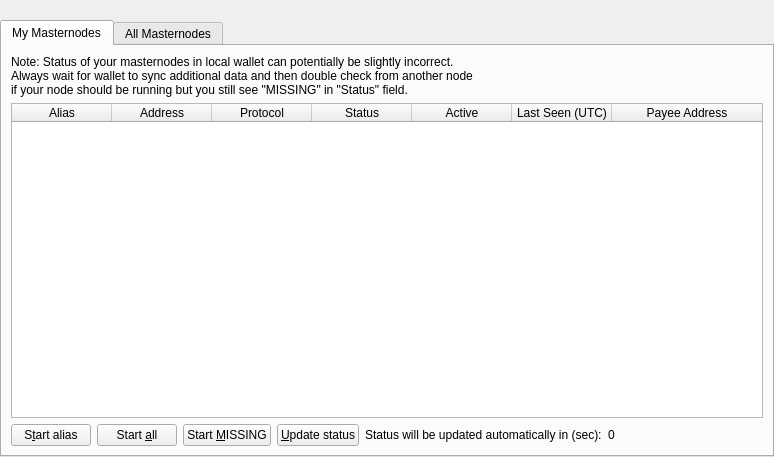
Old version of the form src/qt/forms/masternodelist.ui in the repository ZENZO-Ecosystem/ZENZO-Core-Archive.
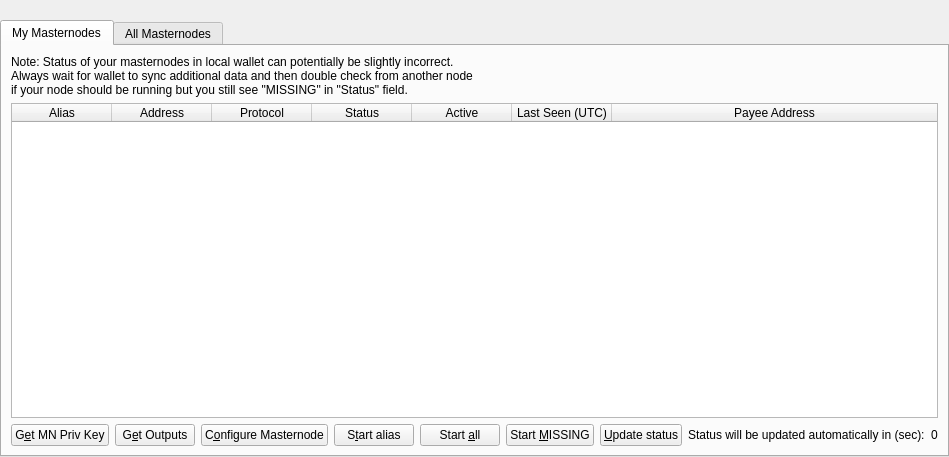
New version of the form.

Commit message:
[Wallet & Qt] Add GUI Masternode Management Page
Masternodes can now be added, edited and removed from your local wallet via your Masternodes tab, allowing anybody to setup a masternode without needing to touch any files or debug consoles or CLIs. This also allows safely editing Masternodes without having to restart your wallet.

Diff of the .ui file:
```diff
--- a/src/qt/forms/masternodelist.ui
+++ b/src/qt/forms/masternodelist.ui
@@ -178,6 +178,27 @@
              <property name="bottomMargin">
               <number>0</number>
              </property>
+              <item>
+               <widget class="QPushButton" name="getMNPrivKeyButton">
+                <property name="text">
+                 <string>G&amp;et MN Priv Key</string>
+                </property>
+               </widget>
+              </item>
+              <item>
+               <widget class="QPushButton" name="getOutputsButton">
+                <property name="text">
+                 <string>G&amp;et Outputs</string>
+                </property>
+               </widget>
+              </item>
+              <item>
+             <widget class="QPushButton" name="configureMasternodeButton">
+               <property name="text">
+                <string>C&amp;onfigure Masternode</string>
+               </property>
+             </widget>
+             </item>
              <item>
               <widget class="QPushButton" name="startButton">
                <property name="text">
```
The commit also changes 17 other files.
